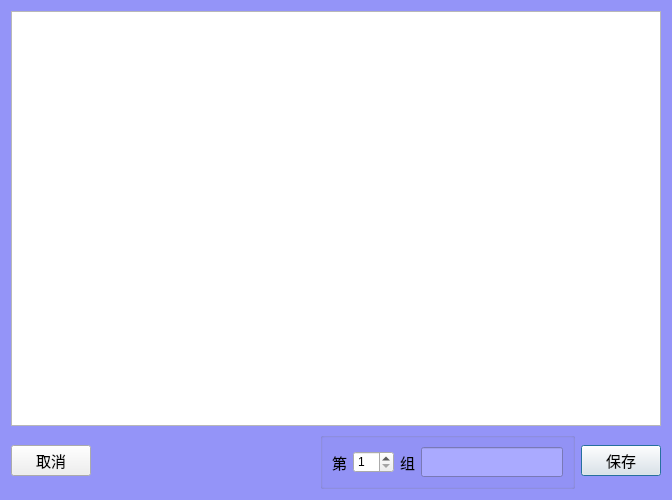
Old version of the form AnalysisMode/clsViewResult.ui in the repository caicaiking/WKEFactoryView2014.
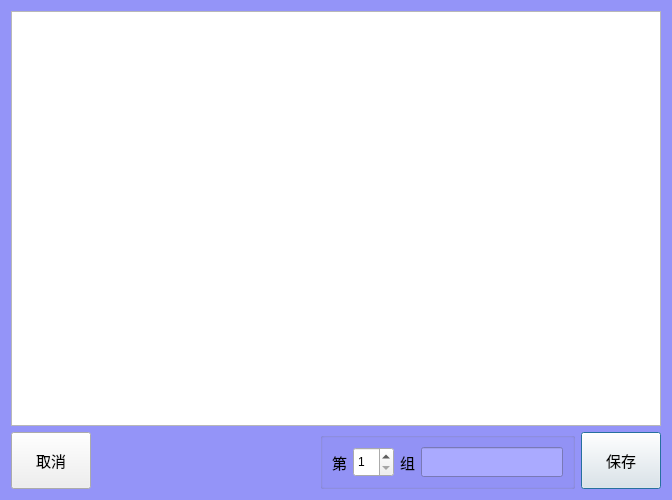
New version of the form. Icons and pictures are not drawn.

Diff of the .ui file:
```diff
--- a/AnalysisMode/clsViewResult.ui
+++ b/AnalysisMode/clsViewResult.ui
@@ -58,8 +58,8 @@
        </property>
        <property name="maximumSize">
         <size>
-         <width>1414</width>
-         <height>16777215</height>
+         <width>11111</width>
+         <height>11111</height>
         </size>
        </property>
        <property name="font">
@@ -112,6 +112,12 @@
         </item>
         <item>
          <widget class="QSpinBox" name="txtGroup">
+          <property name="maximumSize">
+           <size>
+            <width>1111</width>
+            <height>1111</height>
+           </size>
+          </property>
           <property name="minimum">
            <number>1</number>
           </property>
@@ -163,6 +169,12 @@
          <height>0</height>
         </size>
        </property>
+       <property name="maximumSize">
+        <size>
+         <width>11111</width>
+         <height>11111</height>
+        </size>
+       </property>
        <property name="font">
         <font>
          <family>楷体</family>
```
